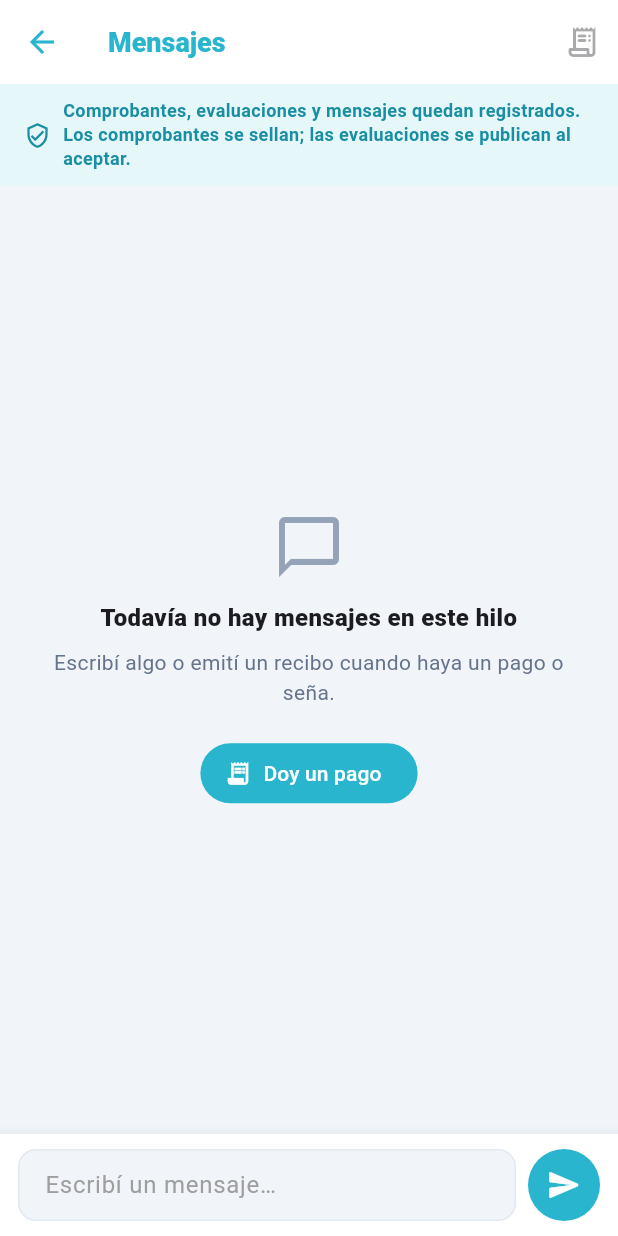
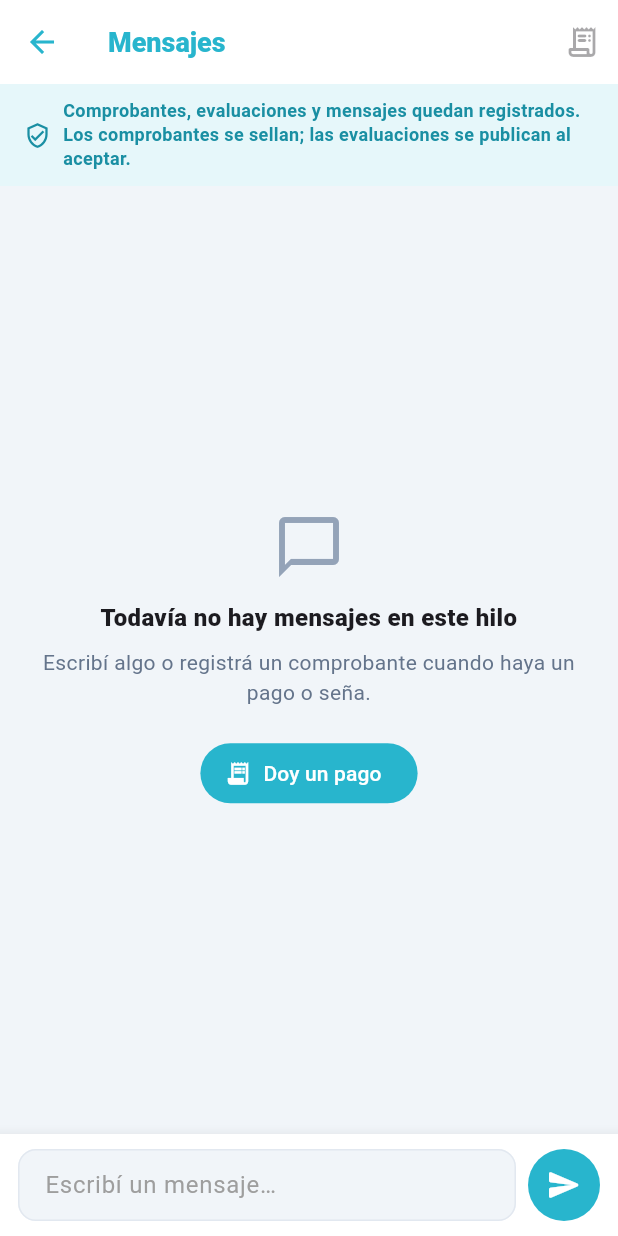
Before and after one commit to gdemagistre-hub/puelo-infra, a Flutter app: the MensajesDetalleScreen screen opened directly with empty values, on a phone screen of 412 x 824 dp. Run offline on Flutter 3.47's test engine with Material 3 defaults, Android fonts, the phone set to English and light mode, and no system bars; our stand-ins replace audioplayers, cloud_firestore, cloud_functions, firebase_auth, firebase_core, firebase_messaging and 6 more; missing offline and left inert: cryptography, google_mlkit_text_recognition; accounts and stored records are empty; project files that could hold a hidden picture were left out.

Commit message:
ux(etapa2): apply comprobante copy (empty states + CF last_summary Pago)

```diff
--- a/lib/mensajes/mensajes_detalle.dart
+++ b/lib/mensajes/mensajes_detalle.dart
@@ -418,7 +418,7 @@ class _MensajesDetalleScreenState extends State<MensajesDetalleScreen> {
                           ),
                           const SizedBox(height: 8),
                           const Text(
-                            'Escrib\u00ed algo o emit\u00ed un recibo cuando haya un pago o se\u00f1a.',
+                            'Escrib\u00ed algo o registr\u00e1 un comprobante cuando haya un pago o se\u00f1a.',
                             textAlign: TextAlign.center,
                             style: TextStyle(color: Color(0xFF64748B)),
                           ),
--- a/lib/tarjetaDigital.dart
+++ b/lib/tarjetaDigital.dart
@@ -106,7 +106,7 @@ class _TarjetaDigitalWidgetState extends State<TarjetaDigitalWidget> {
   void _emitirRecibo(String contraparteUid, String nombreMostrar) {
     final my = UserSession().uid;
     if (my == null || my.isEmpty) {
-      _alerta('Iniciá sesión con Google para registrar un pago');
+      _alerta('Entrá con Google (no el menú de prueba) para registrar un pago');
       return;
     }
     if (my == contraparteUid) {
```
Also changed, not shown: 1 other file.
